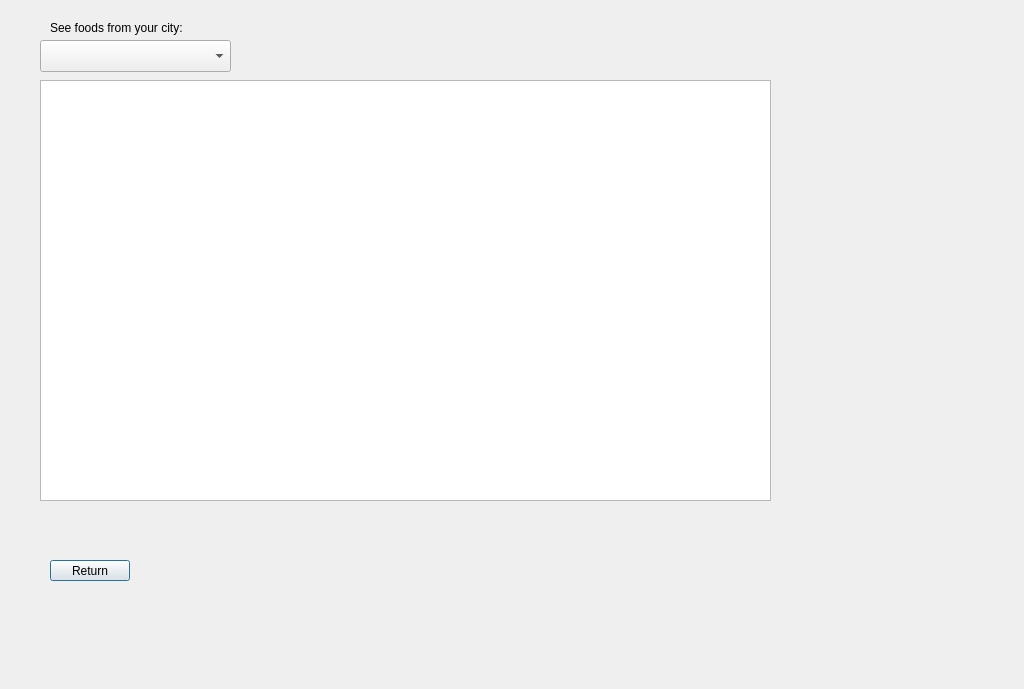
The window that customerpage.ui (tsukidan/CS1D-Project-1) describes before a commit, drawn with Qt 5.
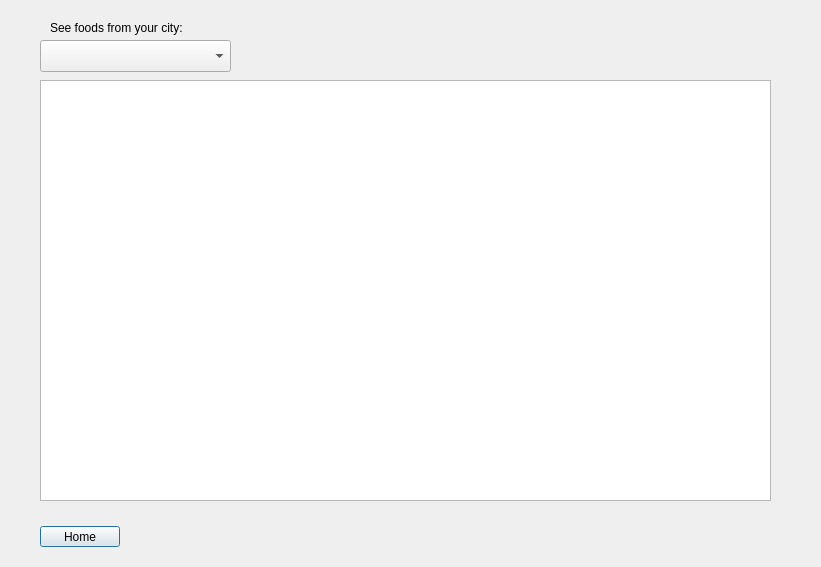
The same window after the commit.

Commit message: change functionality of delete buttons, remove delete distances button

```diff
--- a/customerpage.ui
+++ b/customerpage.ui
@@ -6,8 +6,8 @@
    <rect>
     <x>0</x>
     <y>0</y>
-    <width>1024</width>
-    <height>689</height>
+    <width>821</width>
+    <height>567</height>
    </rect>
   </property>
   <property name="windowTitle">
@@ -49,14 +49,14 @@
   <widget class="QPushButton" name="returnButton">
    <property name="geometry">
     <rect>
-     <x>50</x>
-     <y>560</y>
+     <x>40</x>
+     <y>526</y>
      <width>80</width>
      <height>21</height>
     </rect>
    </property>
    <property name="text">
-    <string>Return</string>
+    <string>Home</string>
    </property>
   </widget>
  </widget>
```
The commit also changes 7 other files.
